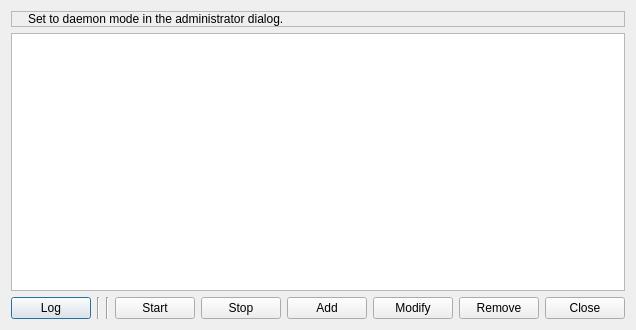
Before: the Qt Designer form woterm/qwotunneldialog.ui in aoyiduo/woterm, drawn with Qt 5.
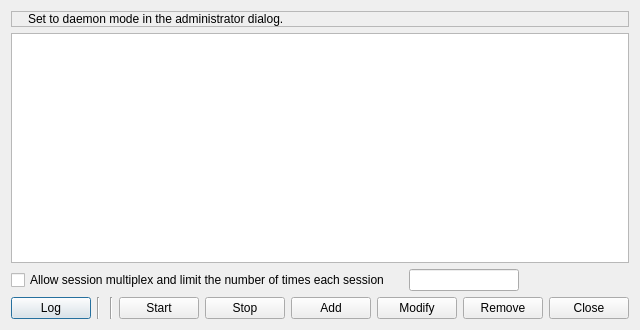
After: the same form once the commit is applied. Icons and pictures are not drawn.

```diff
--- a/woterm/qwotunneldialog.ui
+++ b/woterm/qwotunneldialog.ui
@@ -6,7 +6,7 @@
    <rect>
     <x>0</x>
     <y>0</y>
-    <width>631</width>
+    <width>640</width>
     <height>330</height>
    </rect>
   </property>
@@ -93,6 +93,47 @@
        <item>
         <widget class="QTreeView" name="tunnelList"/>
        </item>
+       <item>
+        <layout class="QHBoxLayout" name="horizontalLayout_4">
+         <item>
+          <widget class="QCheckBox" name="chkMultiplex">
+           <property name="text">
+            <string>Allow session multiplex and limit the number of times each session</string>
+           </property>
+          </widget>
+         </item>
+         <item>
+          <widget class="QLabel" name="label_3">
+           <property name="text">
+            <string/>
+           </property>
+          </widget>
+         </item>
+         <item>
+          <widget class="QLineEdit" name="multiplexCount">
+           <property name="minimumSize">
+            <size>
+             <width>0</width>
+             <height>0</height>
+            </size>
+           </property>
+          </widget>
+         </item>
+         <item>
+          <spacer name="horizontalSpacer_2">
+           <property name="orientation">
+            <enum>Qt::Horizontal</enum>
+           </property>
+           <property name="sizeHint" stdset="0">
+            <size>
+             <width>40</width>
+             <height>20</height>
+            </size>
+           </property>
+          </spacer>
+         </item>
+        </layout>
+       </item>
       </layout>
      </widget>
      <widget class="QWidget" name="logArea">
```
